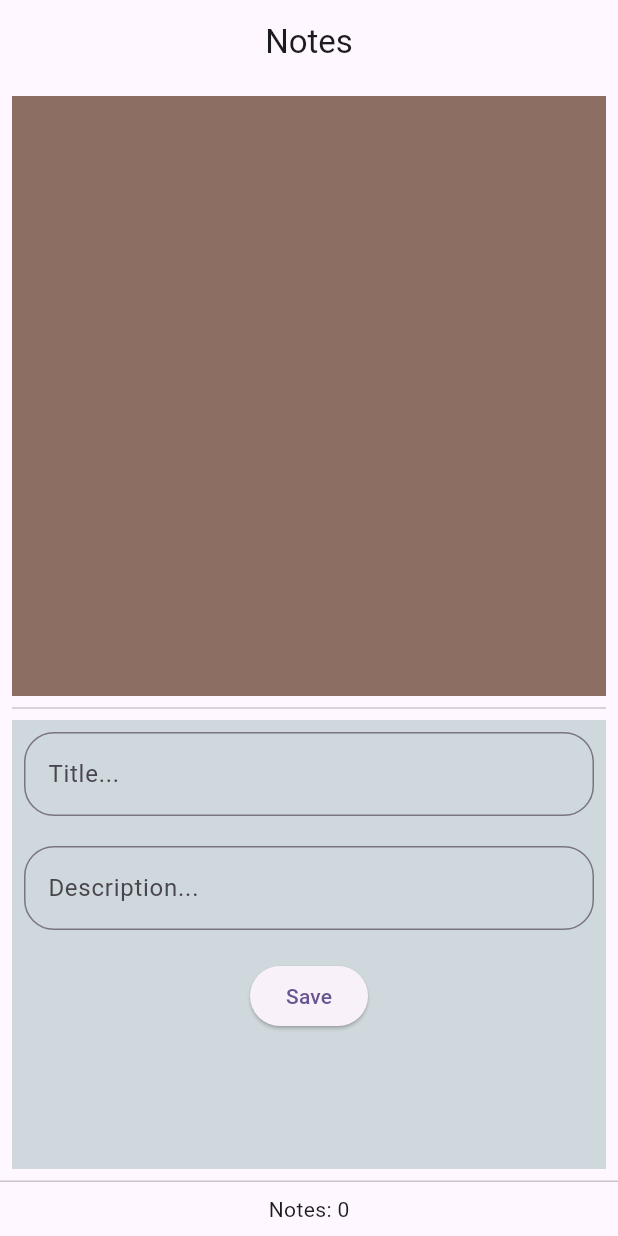
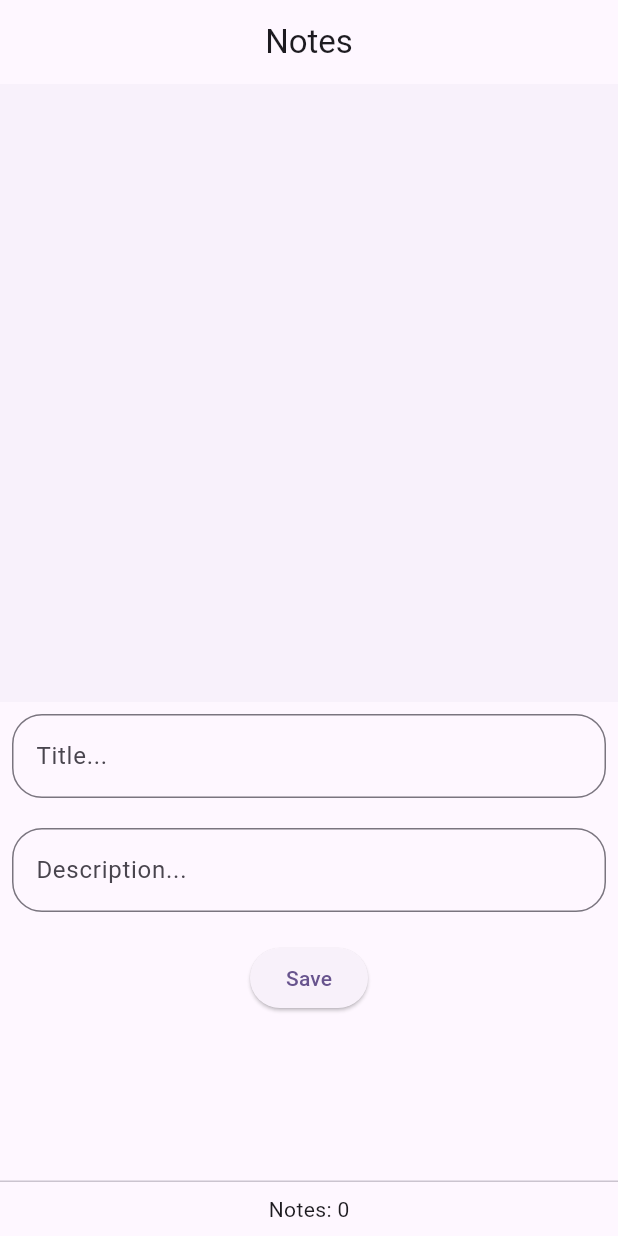
Before and after one commit to khaled-hassan1/sqlflite_demo, a Flutter app: the screen it shows after launch, on a phone screen of 412 x 824 dp. Run offline on Flutter 3.47's test engine with Material 3 defaults, Android fonts, the phone set to English and light mode, and no system bars; our stand-ins replace sqflite; accounts and stored records are empty.

Commit message:
improvments from mac

```diff
--- a/lib/screens/home_page.dart
+++ b/lib/screens/home_page.dart
@@ -1,3 +1,4 @@
+
 import 'package:flutter/material.dart';
 import '../helper/db_helper.dart';
 import '../model/person.dart';
@@ -79,14 +80,11 @@ class _HomePageScreenState extends State<HomePageScreen> {
         centerTitle: true,
         title: const Text("Notes"),
       ),
-      body: Padding(
-        padding: const EdgeInsets.all(8.0),
-        child: SingleChildScrollView(
-          child: Column(
+      body: ListView(
         children: [
           Container(
-                color: Colors.brown.shade400,
-                height: 400,
+              color: Theme.of(context).colorScheme.primary.withAlpha(10),
+              height: MediaQuery.of(context).size.height / 2,
               width: double.infinity,
               child: ListNotes(
                 persons: persons,
@@ -102,19 +100,15 @@ class _HomePageScreenState extends State<HomePageScreen> {
                     _controllerDescription.text = person.description;
                   });
                 },
-                ),
-              ),
-              const Divider(),
-              Container(
-                color: Colors.blueGrey.shade100,
-                height: 300,
-                width: double.infinity,
+              )),
+          // const Divider(),
+          Padding(
+            padding: const EdgeInsets.all(8.0),
             child: SingleChildScrollView(
-                  child: Padding(
-                    padding: const EdgeInsets.all(8.0),
               child: Column(
                 children: [
                   TextField(
+                    textInputAction: TextInputAction.next,
                     onTapOutside: (_) => unFocus(context),
                     controller: _controllerTitle,
                     decoration: const InputDecoration(
@@ -128,6 +122,7 @@ class _HomePageScreenState extends State<HomePageScreen> {
                     height: 20,
                   ),
                   TextField(
+                    textInputAction: TextInputAction.done,
                     onTapOutside: (_) => unFocus(context),
                     controller: _controllerDescription,
                     decoration: const InputDecoration(
@@ -148,10 +143,7 @@ class _HomePageScreenState extends State<HomePageScreen> {
               ),
             ),
           ),
-              ),
         ],
-          ),
-        ),
       ),
       persistentFooterButtons: [
         Center(
@@ -162,6 +154,8 @@ class _HomePageScreenState extends State<HomePageScreen> {
   }
 
   void unFocus(BuildContext context) {
+    _controllerTitle.clear();
+    _controllerDescription.clear();
     FocusScope.of(context).unfocus();
   }
 }
```
Also changed, not shown: 7 other files. Lines whose indentation alone changed are shown as unchanged.
